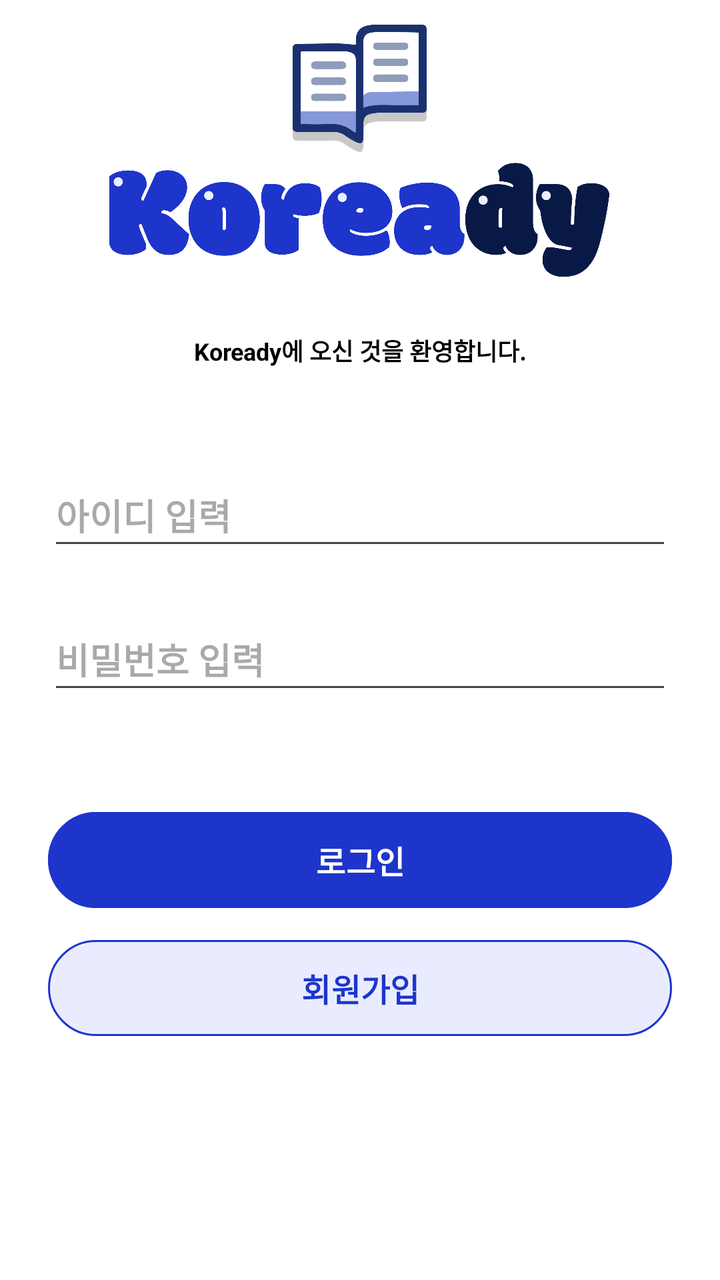
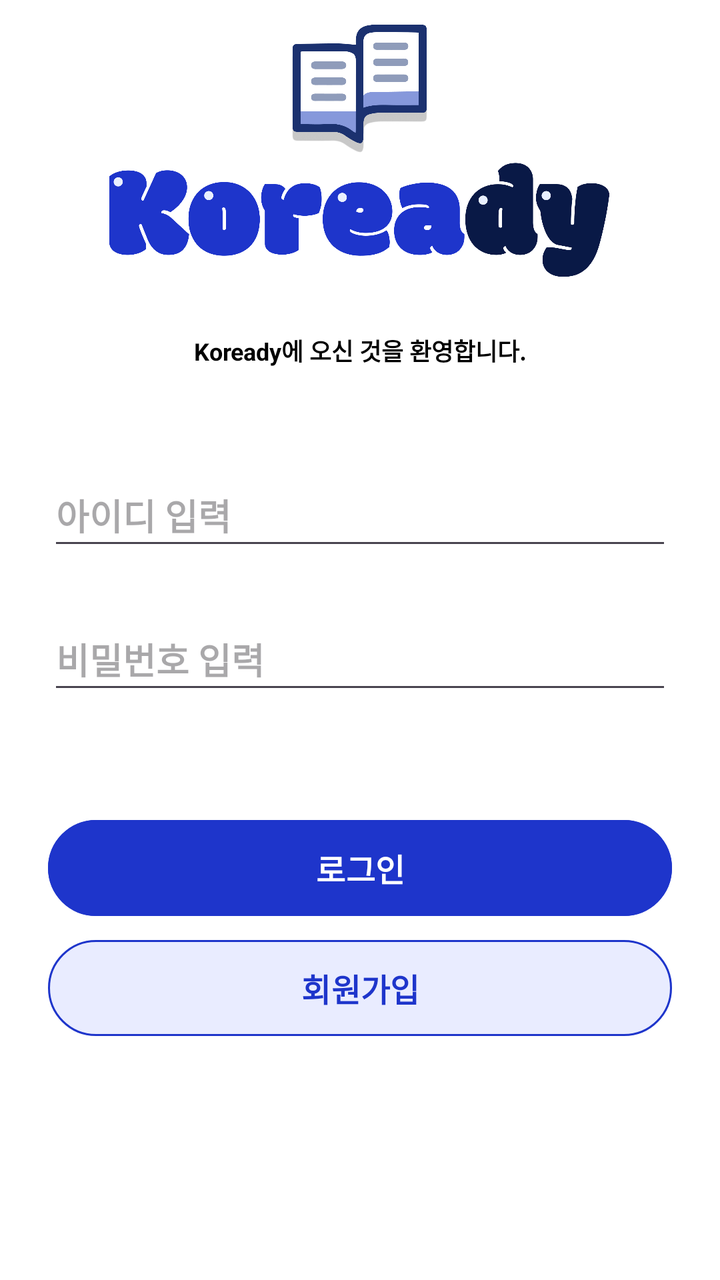

Screens rendered from an Android XML layout before and after an edit, with the pre-edit source and the edit as a unified diff.
<!-- AndroidManifest.xml: application theme Theme.GURU2 -->
<!-- res/layout/activity_login.xml -->
<?xml version="1.0" encoding="utf-8"?>
<androidx.constraintlayout.widget.ConstraintLayout
    xmlns:android="http://schemas.android.com/apk/res/android"
    xmlns:app="http://schemas.android.com/apk/res-auto"
    xmlns:tools="http://schemas.android.com/tools"
    android:layout_width="match_parent"
    android:layout_height="match_parent"
    android:background="#FFFFFF">

    

    
    <TextView
        android:id="@+id/tvDesc"
        android:layout_width="wrap_content"
        android:layout_height="wrap_content"
        android:layout_marginBottom="48dp"
        android:text="Koready에 오신 것을 환영합니다."
        android:textColor="@color/black"
        android:textSize="12sp"
        android:textStyle="bold"
        app:layout_constraintBottom_toTopOf="@+id/etId"
        app:layout_constraintEnd_toEndOf="parent"
        app:layout_constraintStart_toStartOf="parent" />

    
    <EditText
        android:id="@+id/etId"
        android:layout_width="0dp"
        android:layout_height="wrap_content"
        android:layout_marginStart="24dp"
        android:layout_marginEnd="24dp"
        android:layout_marginBottom="24dp"
        android:hint="아이디 입력"
        android:minHeight="48dp"
        android:textStyle="bold"
        app:layout_constraintBottom_toTopOf="@+id/etPw"
        app:layout_constraintEnd_toEndOf="parent"
        app:layout_constraintStart_toStartOf="parent" />

    
    <EditText
        android:id="@+id/etPw"
        android:layout_width="0dp"
        android:layout_height="wrap_content"
        android:layout_marginStart="24dp"
        android:layout_marginEnd="24dp"
        android:layout_marginBottom="54dp"
        android:hint="비밀번호 입력"
        android:inputType="textPassword"
        android:minHeight="48dp"
        android:textStyle="bold"
        app:layout_constraintBottom_toTopOf="@+id/btnLogin"
        app:layout_constraintEnd_toEndOf="parent"
        app:layout_constraintStart_toStartOf="parent" />

    
    <com.google.android.material.button.MaterialButton
        android:id="@+id/btnLogin"
        android:layout_width="0dp"
        android:layout_height="48dp"
        android:layout_marginStart="24dp"
        android:layout_marginEnd="24dp"
        android:layout_marginBottom="16dp"

        android:insetTop="0dp"
        android:insetBottom="0dp"

        android:text="로그인"
        android:textColor="@color/white"
        android:textSize="16sp"
        android:textStyle="bold"

        app:backgroundTint="@color/confirm_active"
        app:cornerRadius="60dp"

        app:layout_constraintBottom_toTopOf="@+id/btnSignup"
        app:layout_constraintEnd_toEndOf="parent"

        app:layout_constraintStart_toStartOf="parent"
        app:strokeColor="@color/confirm_active"
        app:strokeWidth="1dp" />


    
    <com.google.android.material.button.MaterialButton
        android:id="@+id/btnSignup"
        android:layout_width="0dp"
        android:layout_height="48dp"
        android:layout_marginStart="24dp"
        android:layout_marginEnd="24dp"
        android:layout_marginBottom="122dp"

        android:insetTop="0dp"
        android:insetBottom="0dp"

        android:text="회원가입"
        android:textColor="@color/confirm_active"
        android:textSize="16sp"
        android:textStyle="bold"

        app:backgroundTint="@color/choice_selected_bg"
        app:cornerRadius="60dp"

        app:layout_constraintBottom_toBottomOf="parent"
        app:layout_constraintEnd_toEndOf="parent"

        app:layout_constraintStart_toStartOf="parent"
        app:strokeColor="@color/confirm_active"
        app:strokeWidth="1dp" />


    <ImageView
        android:id="@+id/imageView3"
        android:layout_width="250dp"
        android:layout_height="250dp"
        android:layout_marginBottom="32dp"
        app:layout_constraintBottom_toTopOf="@+id/etId"
        app:layout_constraintEnd_toEndOf="parent"
        app:layout_constraintHorizontal_bias="0.496"
        app:layout_constraintStart_toStartOf="parent"
        app:srcCompat="@drawable/big_logo" />

</androidx.constraintlayout.widget.ConstraintLayout>
<!-- resources referenced by this layout -->
<resources>
  <color name="black">#FF000000</color>
  <color name="choice_selected_bg">#E9ECFF</color>
  <color name="confirm_active">#1E35CB</color>
  <color name="white">#FFFFFFFF</color>
  <!-- drawable big_logo: png bitmap (drawable, 117810 bytes) -->
  <style name="Theme.GURU2" parent="Base.Theme.GURU2" />
  <style name="Base.Theme.GURU2" parent="Theme.Material3.DayNight.NoActionBar">
  
          <item name="android:windowLightStatusBar">true</item>
  
          <item name="android:windowTranslucentStatus">false</item>
  
          <item name="popupMenuBackground">@android:color/transparent</item>
          <item name="android:itemBackground">#E9ECFF</item>
          
      </style>
</resources>

<!-- the commit's change to res/layout/activity_login.xml (unified diff, before → after) -->
@@ -45,7 +45,7 @@
         android:layout_height="wrap_content"
         android:layout_marginStart="24dp"
         android:layout_marginEnd="24dp"
-        android:layout_marginBottom="54dp"
+        android:layout_marginBottom="58dp"
         android:hint="비밀번호 입력"
         android:inputType="textPassword"
         android:minHeight="48dp"
@@ -61,7 +61,7 @@
         android:layout_height="48dp"
         android:layout_marginStart="24dp"
         android:layout_marginEnd="24dp"
-        android:layout_marginBottom="16dp"
+        android:layout_marginBottom="12dp"
 
         android:insetTop="0dp"
         android:insetBottom="0dp"
